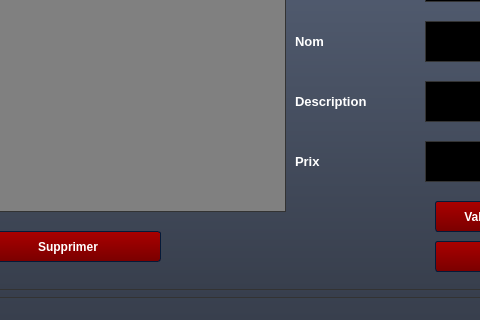
First picture: the form in mainwindow.ui, repository soumaya-nheri/Smart-Restaurant-2A28, before the edit; both pictures show x 347 to 827 and y 343 to 663 of the 1012 by 663 pixel window.
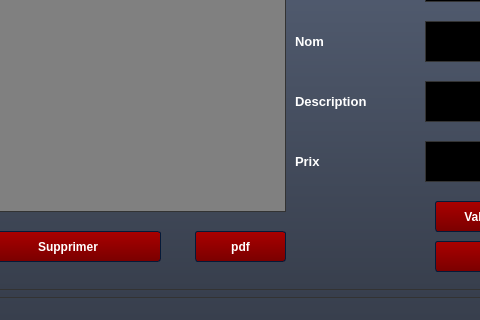
Second picture: the form after the edit. The open tabs and pages were chosen to show the change. Icons and pictures are not drawn.

Diff of the .ui file:
```diff
--- a/mainwindow.ui
+++ b/mainwindow.ui
@@ -2305,6 +2305,19 @@
          <string>&lt;html&gt;&lt;head/&gt;&lt;body&gt;&lt;p align=&quot;center&quot;&gt;&lt;span style=&quot; font-size:18pt; font-weight:600; font-style:italic;&quot;&gt;Afficher les plats&lt;/span&gt;&lt;/p&gt;&lt;/body&gt;&lt;/html&gt;</string>
         </property>
        </widget>
+       <widget class="QPushButton" name="pushButton_pdf">
+        <property name="geometry">
+         <rect>
+          <x>540</x>
+          <y>510</y>
+          <width>91</width>
+          <height>31</height>
+         </rect>
+        </property>
+        <property name="text">
+         <string>pdf</string>
+        </property>
+       </widget>
       </widget>
      </widget>
     </widget>
```
Left out of the diff: 4 changed lines with no effect on the pictures.
